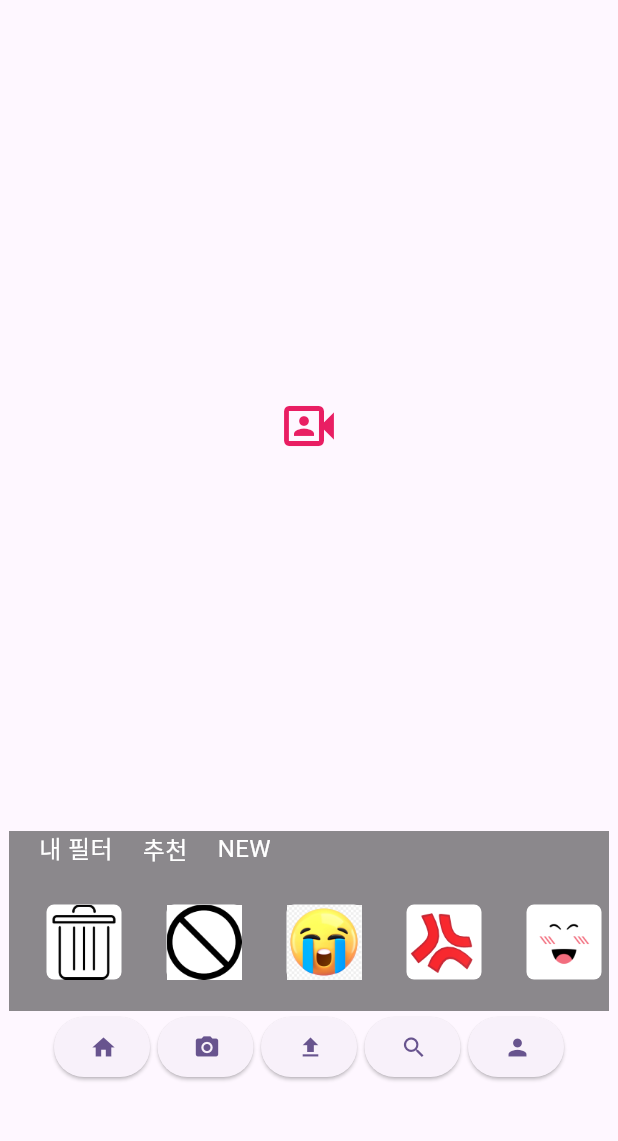
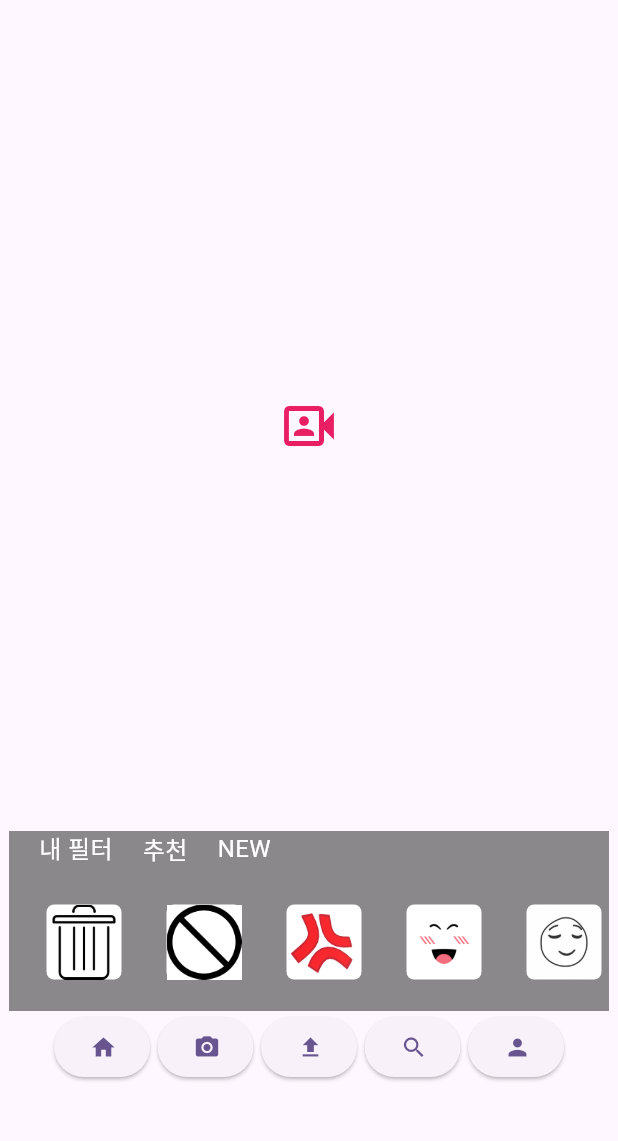
Before and after one commit to senior-project-AnimoGram/flutter_emotion, a Flutter app: the screen it shows after launch, after a tap on the "search" icon, after a tap on "추천", on a phone screen of 412 x 824 dp, the part 63-1204 px from its top. Run offline on Flutter 3.47's test engine with Material 3 defaults, Android fonts, the phone set to English and light mode, and no system bars; our stand-ins replace camera, get; missing offline and left inert: tflite.

Commit message:
필터화면 & 필터추천 버튼 생성

```diff
--- a/lib/home.dart
+++ b/lib/home.dart
@@ -58,6 +58,7 @@ class _HomeState extends State<Home> {
   String result = '';
   CameraController? cameraController;
   CameraImage? imgCamera;
+  String? firstResultCharacter;
 
   initCamera() {
     cameraController = CameraController(cameras![0], ResolutionPreset.medium);
@@ -129,6 +130,14 @@ class _HomeState extends State<Home> {
     cameraController?.dispose();
   }
 
+  void saveFirstResultCharacter() {
+    if (result.isNotEmpty) {
+      setState(() {
+        firstResultCharacter = result.substring(0, 1);
+      });
+    }
+  }
+
   @override
   Widget build(BuildContext context) {
     return SafeArea(
@@ -138,9 +147,7 @@ class _HomeState extends State<Home> {
           actions: [
             IconButton(
               icon: Icon(Icons.notifications_none),
-              onPressed: () {
-                // Handle notification button press
-              },
+              onPressed: () {},
             ),
           ],
         ),
@@ -176,10 +183,9 @@ class _HomeState extends State<Home> {
                     ),
                   ),
                   Positioned(
-                    bottom: 300.0, // Adjust the bottom value as needed
+                    bottom: 300.0,
                     child: Container(
-                      width:
-                          520.0, // Set the width to match the camera preview width
+                      width: 520.0,
                       color: Colors.transparent,
                       child: Center(
                         child: SingleChildScrollView(
@@ -204,8 +210,12 @@ class _HomeState extends State<Home> {
                           children: <Widget>[
                             SizedBox(width: 20),
                             InkWell(
-                              onTap: () {},
-                              child: Text(
+                              onTap: () {
+                                setState(() {
+                                  firstResultCharacter = null;
+                                });
+                              },
+                              child: const Text(
                                 '내 필터',
                                 style: TextStyle(
                                     fontSize: 16.0, color: Colors.white),
@@ -214,9 +224,10 @@ class _HomeState extends State<Home> {
                             SizedBox(width: 20),
                             InkWell(
                               onTap: () {
-
+                                saveFirstResultCharacter();
+                                print("char: ${firstResultCharacter!}");
                               },
-                              child: Text(
+                              child: const Text(
                                 '추천',
                                 style: TextStyle(
                                     fontSize: 16.0, color: Colors.white),
@@ -225,7 +236,7 @@ class _HomeState extends State<Home> {
                             SizedBox(width: 20),
                             InkWell(
                               onTap: () {},
-                              child: Text(
+                              child: const Text(
                                 'NEW',
                                 style: TextStyle(
                                     fontSize: 16.0, color: Colors.white),
@@ -246,12 +257,10 @@ class _HomeState extends State<Home> {
                               margin: EdgeInsets.all(5.0),
                               decoration: BoxDecoration(
                                 borderRadius: BorderRadius.circular(5.0),
-                                color: Colors
-                                    .white, // You can set a background color if necessary
+                                color: Colors.white,
                               ),
                               child: InkWell(
                                 onTap: () {
-                                  // Your button 1 logic here
                                 },
                                 child: Image.asset('assets/trash.png'),
                               ),
@@ -263,17 +272,66 @@ class _HomeState extends State<Home> {
                               margin: EdgeInsets.all(5.0),
                               decoration: BoxDecoration(
                                 borderRadius: BorderRadius.circular(5.0),
-                                color: Colors
-                                    .white, // You can set a background color if necessary
+                                color: Colors.white,
                               ),
                               child: InkWell(
-                                onTap: () {
-                                  // Your button 1 logic here
-                                },
+                                onTap: () {},
                                 child: Image.asset('assets/restriction.png'),
                               ),
                             ),
                             SizedBox(width: 20),
+                            if (firstResultCharacter == '0' ||
+                                firstResultCharacter == null)
+                              Container(
+                                width: 50,
+                                height: 50,
+                                margin: EdgeInsets.all(5.0),
+                                decoration: BoxDecoration(
+                                  borderRadius: BorderRadius.circular(5.0),
+                                  color: Colors.white,
+                                ),
+                                child: InkWell(
+                                  onTap: () {
+                                  },
+                                  child:
+                                      Image.asset('assets/redAngryFilter.png'),
+                                ),
+                              ),
+                            SizedBox(width: 20),
+                            if (firstResultCharacter == '1' ||
+                                firstResultCharacter == null)
+                              Container(
+                                width: 50,
+                                height: 50,
+                                margin: EdgeInsets.all(5.0),
+                                decoration: BoxDecoration(
+                                  borderRadius: BorderRadius.circular(5.0),
+                                  color: Colors.white,
+                                ),
+                                child: InkWell(
+                                  onTap: () {},
+                                  child: Image.asset('assets/happyFace.png'),
+                                ),
+                              ),
+                            SizedBox(width: 20),
+                            if (firstResultCharacter == '2' ||
+                                firstResultCharacter == null)
+                              Container(
+                                width: 50,
+                                height: 50,
+                                margin: EdgeInsets.all(5.0),
+                                decoration: BoxDecoration(
+                                  borderRadius: BorderRadius.circular(5.0),
+                                  color: Colors.white,
+                                ),
+                                child: InkWell(
+                                  onTap: () {},
+                                  child: Image.asset('assets/relaxedFace.png'),
+                                ),
+                              ),
+                            SizedBox(width: 20),
+                            if (firstResultCharacter == '3' ||
+                                firstResultCharacter == null)
                               Container(
                                 width: 50,
                                 height: 50,
@@ -281,47 +339,11 @@ class _HomeState extends State<Home> {
                                 decoration: BoxDecoration(
                                   borderRadius: BorderRadius.circular(5.0),
                                   color: Colors
-                                    .white, // You can set a background color if necessary
+                                      .white,
                                 ),
                                 child: InkWell(
-                                onTap: () {
-                                  // Your button 1 logic here
-                                },
+                                  onTap: () {},
                                   child: Image.asset('assets/sadSticker.png'),
-                              ),
-                            ),
-                            SizedBox(width: 20),
-                            Container(
-                              width: 50,
-                              height: 50,
-                              margin: EdgeInsets.all(5.0),
-                              decoration: BoxDecoration(
-                                borderRadius: BorderRadius.circular(5.0),
-                                color: Colors
-                                    .white, // You can set a background color if necessary
-                              ),
-                              child: InkWell(
-                                onTap: () {
-                                  // Your button 1 logic here
-                                },
-                                child: Image.asset('assets/redAngryFilter.png'),
-                              ),
-                            ),
-                            SizedBox(width: 20),
-                            Container(
-                              width: 50,
-                              height: 50,
-                              margin: EdgeInsets.all(5.0),
-                              decoration: BoxDecoration(
-                                borderRadius: BorderRadius.circular(5.0),
-                                color: Colors
-                                    .white, // You can set a background color if necessary
-                              ),
-                              child: InkWell(
-                                onTap: () {
-                                  // Your button 1 logic here
-                                },
-                                child: Image.asset('assets/happyFace.png'),
                                 ),
                               ),
                           ],
@@ -330,7 +352,7 @@ class _HomeState extends State<Home> {
                     ]),
                   )),
               Positioned(
-                bottom: 10.0, // Adjust the bottom value as needed
+                bottom: 10.0,
                 child: Row(
                   mainAxisAlignment: MainAxisAlignment.center,
                   children: [
```
Also changed, not shown: assets/relaxedFace.png (added). Lines whose indentation alone changed are shown as unchanged.
